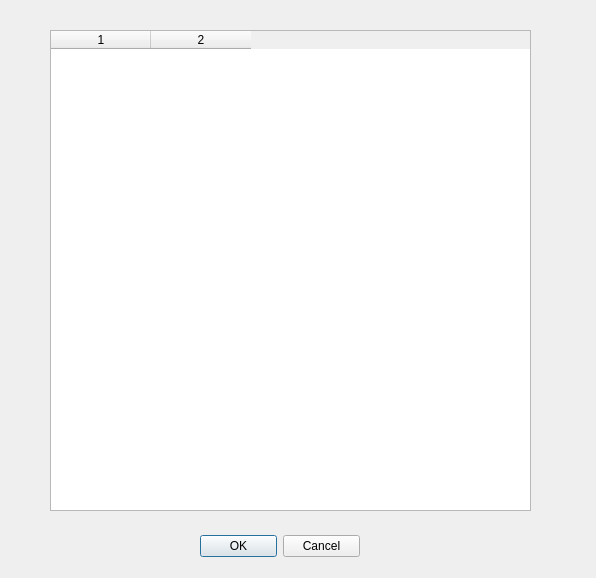
Old version of the form Experimental/VaporIntrusionGUI/VaporIntrusionDelegate/InputParameterDialog.ui in the repository perryiv/cadkit.
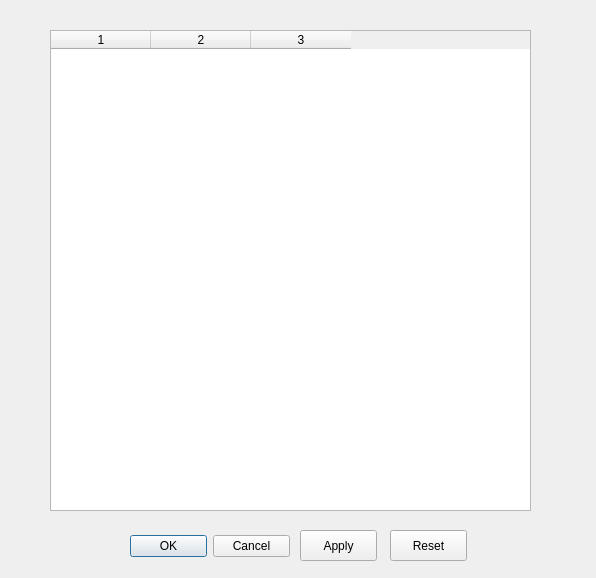
New version of the form.

Commit message: - program parses master list file and builds menu parameters from entries. - input parameters are now categorized by entry in the master list in the new format.

The edit to the form file:
```diff
--- a/Experimental/VaporIntrusionGUI/VaporIntrusionDelegate/InputParameterDialog.ui
+++ b/Experimental/VaporIntrusionGUI/VaporIntrusionDelegate/InputParameterDialog.ui
@@ -15,7 +15,7 @@
   <widget class="QDialogButtonBox" name="okCancelButtons" >
    <property name="geometry" >
     <rect>
-     <x>200</x>
+     <x>130</x>
      <y>530</y>
      <width>160</width>
      <height>32</height>
@@ -41,10 +41,37 @@
     <set>QAbstractItemView::AnyKeyPressed|QAbstractItemView::DoubleClicked|QAbstractItemView::EditKeyPressed|QAbstractItemView::NoEditTriggers</set>
    </property>
    <property name="columnCount" >
-    <number>2</number>
+    <number>3</number>
    </property>
    <column/>
    <column/>
+   <column/>
+  </widget>
+  <widget class="QPushButton" name="applyButton" >
+   <property name="geometry" >
+    <rect>
+     <x>300</x>
+     <y>530</y>
+     <width>77</width>
+     <height>31</height>
+    </rect>
+   </property>
+   <property name="text" >
+    <string>Apply</string>
+   </property>
+  </widget>
+  <widget class="QPushButton" name="resetButton" >
+   <property name="geometry" >
+    <rect>
+     <x>390</x>
+     <y>530</y>
+     <width>77</width>
+     <height>31</height>
+    </rect>
+   </property>
+   <property name="text" >
+    <string>Reset</string>
+   </property>
   </widget>
  </widget>
  <resources/>
```
The commit also changes 7 other files.
